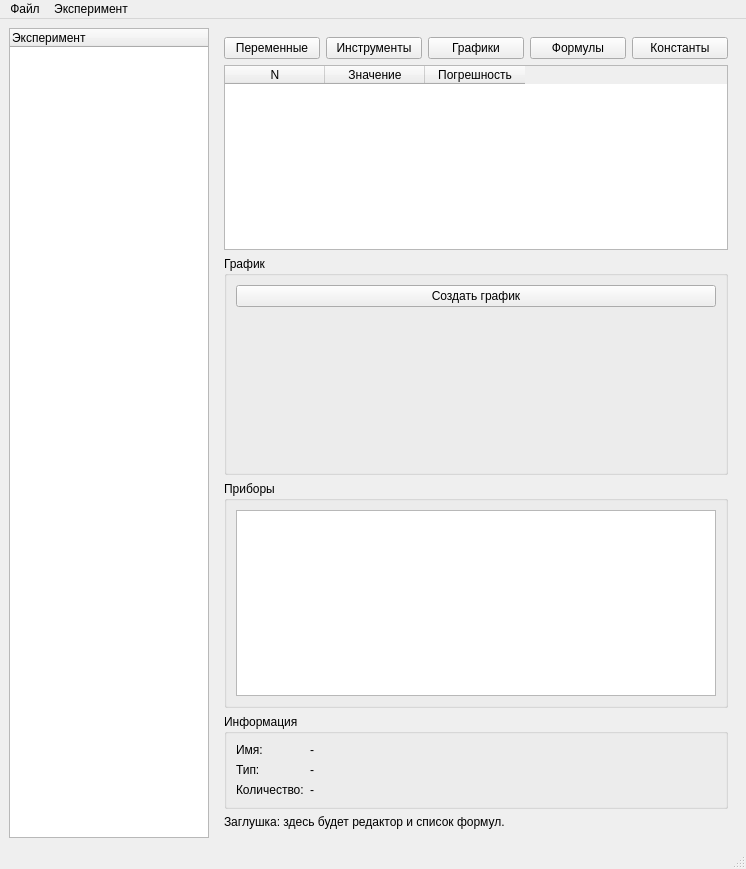
Old version of the form mainwindow.ui in the repository Kirikus/Experiments-2026S-Python.
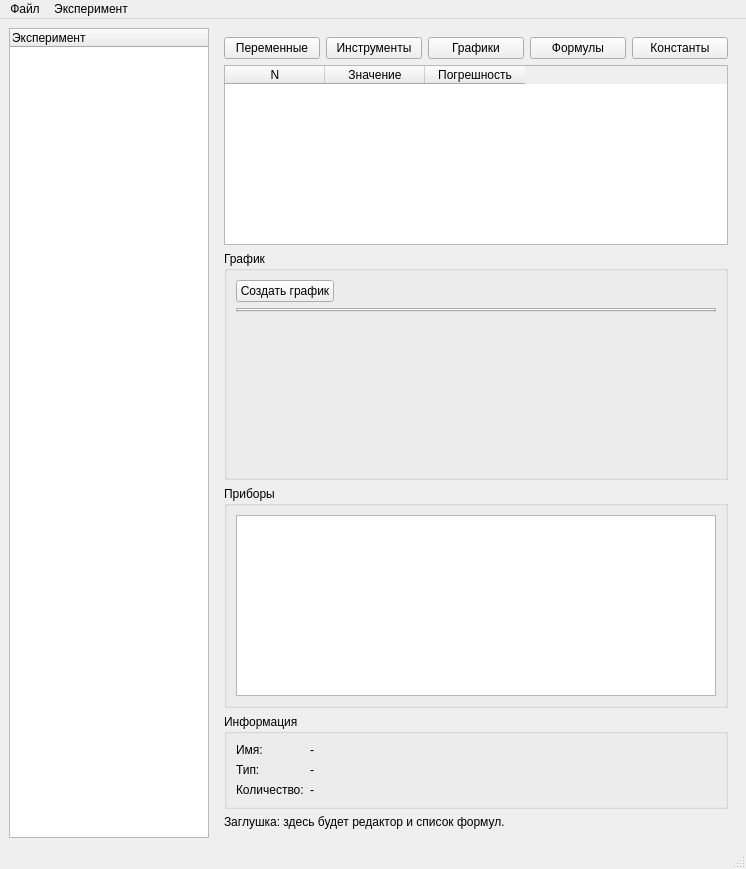
New version of the form. Custom widgets are drawn as their Qt base class.

Commit message: перевел layoutы в plot_manager в ui + перевел лейаут один в main_window

The edit to the form file:
```diff
--- a/mainwindow.ui
+++ b/mainwindow.ui
@@ -101,6 +101,10 @@
          </property>
          <layout class="QVBoxLayout" name="verticalLayoutPlot">
           <item>
+           <layout class="QVBoxLayout" name="_plot_layout">
+            <item>
+             <layout class="QHBoxLayout" name="_toolbar_layout">
+              <item>
            <widget class="QPushButton" name="_btn_add_tab">
             <property name="text">
              <string>Создать график</string>
@@ -108,6 +112,28 @@
            </widget>
           </item>
           <item>
+               <spacer name="horizontalSpacer">
+                <property name="orientation">
+                 <enum>Qt::Orientation::Horizontal</enum>
+                </property>
+                <property name="sizeHint" stdset="0">
+                 <size>
+                  <width>40</width>
+                  <height>20</height>
+                 </size>
+                </property>
+               </spacer>
+              </item>
+             </layout>
+            </item>
+            <item>
+             <widget class="QTabWidget" name="_tab_widget">
+              <property name="currentIndex">
+               <number>-1</number>
+              </property>
+             </widget>
+            </item>
+            <item>
            <widget class="QChartView" name="plotChartView" native="true">
             <property name="minimumSize">
              <size>
@@ -116,6 +142,8 @@
              </size>
             </property>
            </widget>
+            </item>
+           </layout>
           </item>
          </layout>
         </widget>
```
Lines whose indentation alone changed are shown as unchanged. The commit also changes 3 other files.
